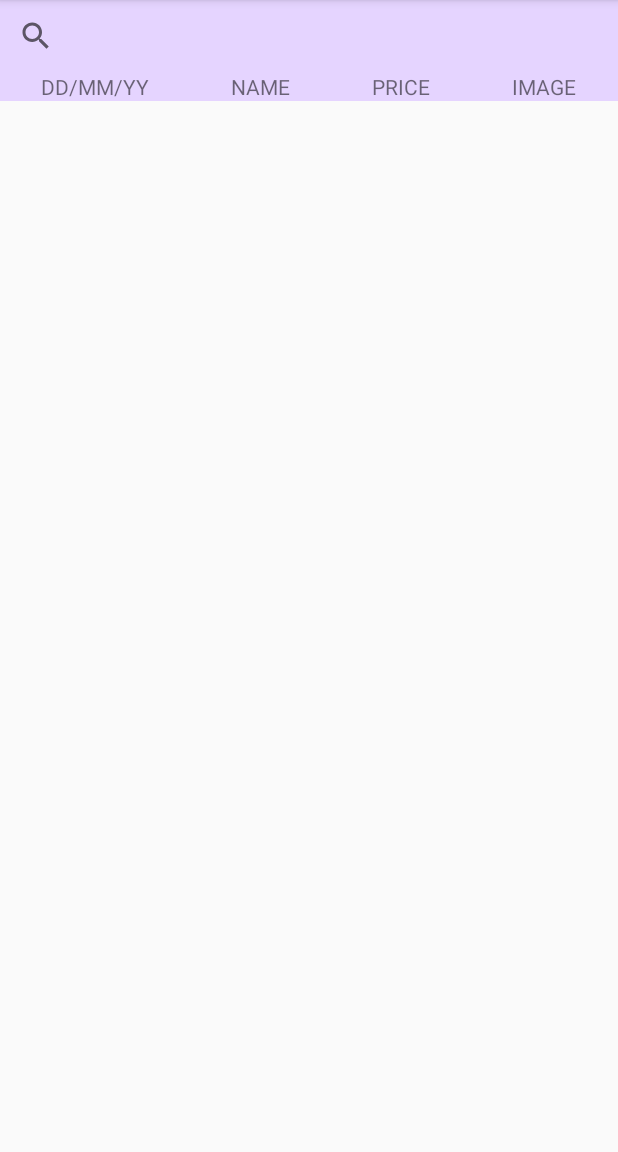
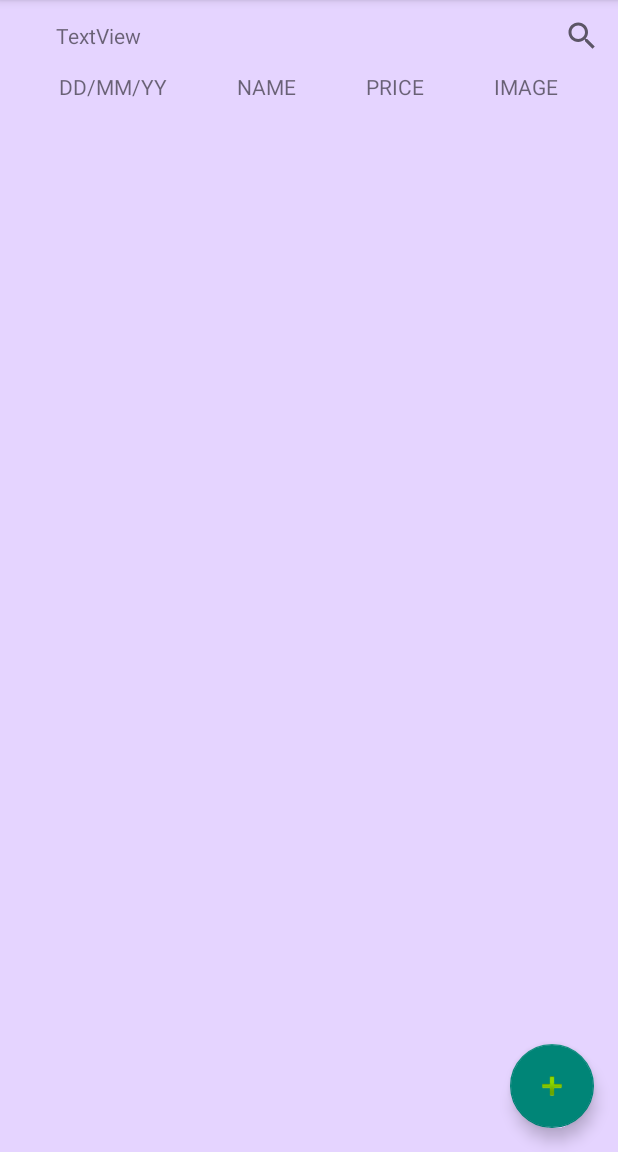
Before and after one commit to 2001bisthebest/On-your-Books_G07, an Android app: the ColumnCollectionActivity screen opened directly, with no data from a screen before it, on a phone screen of 412 x 824 dp, the part 84-1236 px from its top. Run offline under Robolectric (Android 15) with nearby library versions, the phone set to English and light mode, and no system bars.

Commit message:
connect CollumnCollect and AddBooklist

```diff
--- a/app/src/main/AndroidManifest.xml
+++ b/app/src/main/AndroidManifest.xml
@@ -30,6 +30,9 @@
         <activity
             android:name=".ColumnCollectionActivity"
             android:exported="false" />
+        <activity
+            android:name=".AddBookList"
+            android:exported="false" />
     </application>
 
 </manifest>
--- a/app/src/main/java/com/example/onyourbooks_g07/CollectionActivity.java
+++ b/app/src/main/java/com/example/onyourbooks_g07/CollectionActivity.java
@@ -48,7 +48,7 @@ public class CollectionActivity extends AppCompatActivity {
                             ((AdapterBtn) adapterBtn).setOnItemClickListener(new AdapterBtn.MyClickListener() {
                                 @Override
                                 public void onItemClick(int position, View v) {
-                                    Toast.makeText(getApplication(), "Clicked item "+Integer.toString(position),Toast.LENGTH_SHORT).show();
+//                                    Toast.makeText(getApplication(), "Clicked item "+Integer.toString(position),Toast.LENGTH_SHORT).show();
                                     Intent intent = new Intent(CollectionActivity.this, ColumnCollectionActivity.class);
                                     startActivity(intent);
                                 }
--- a/app/src/main/java/com/example/onyourbooks_g07/ColumnCollectionActivity.java
+++ b/app/src/main/java/com/example/onyourbooks_g07/ColumnCollectionActivity.java
@@ -4,12 +4,42 @@ import android.content.Intent;
 import android.os.Bundle;
 import android.view.View;
 import android.widget.Button;
+import android.widget.TextView;
 
 import androidx.appcompat.app.AppCompatActivity;
 
+import com.google.android.material.floatingactionbutton.FloatingActionButton;
+
 public class ColumnCollectionActivity extends AppCompatActivity {
+    boolean isVisible = false;
     protected void onCreate(Bundle savedInstanceState) {
         super.onCreate(savedInstanceState);
-        setContentView(R.layout.column_collection);
+        setContentView(R.layout.list_collection);
+
+        FloatingActionButton plusBtn = findViewById(R.id.plusBtn);
+        FloatingActionButton addBookBtn = findViewById(R.id.addBookBtn);
+        TextView addBook = findViewById(R.id.addBook);
+
+        addBookBtn.setVisibility(View.GONE);
+        addBook.setVisibility(View.GONE);
+        plusBtn.setOnClickListener(view -> {
+            if(!isVisible){
+                addBookBtn.show();
+                addBook.setVisibility(View.VISIBLE);
+                isVisible = true;
+            }else {
+                addBookBtn.hide();
+                addBook.setVisibility(View.GONE);
+                isVisible = false;
+            }
+        });
+        addBookBtn.setOnClickListener(new View.OnClickListener() {
+            @Override
+            public void onClick(View view) {
+                Intent intent = new Intent(ColumnCollectionActivity.this, AddBookList.class);
+                startActivity(intent);
+            }
+        });
+
     }
 }
--- a/app/src/main/res/layout/list_collection.xml
+++ b/app/src/main/res/layout/list_collection.xml
@@ -5,14 +5,43 @@
     xmlns:app="http://schemas.android.com/apk/res-auto"
     xmlns:tools="http://schemas.android.com/tools"
     android:layout_width="match_parent"
-    android:layout_height="match_parent">
+    android:layout_height="match_parent"
+    android:background="@color/purple"
+    android:backgroundTintMode="screen">
+
+    <LinearLayout
+        android:id="@+id/linearLayout"
+        android:layout_width="0dp"
+        android:layout_height="wrap_content"
+        android:gravity="end"
+        android:orientation="horizontal"
+        app:layout_constraintEnd_toEndOf="parent"
+        app:layout_constraintStart_toStartOf="parent"
+        app:layout_constraintTop_toTopOf="parent">
+
+        <TextView
+            android:id="@+id/textView2"
+            android:layout_width="wrap_content"
+            android:layout_height="match_parent"
+            android:layout_marginRight="270dp"
+            android:gravity="center"
+            android:text="TextView" />
+
+        <SearchView
+            android:layout_width="wrap_content"
+            android:layout_height="match_parent" />
+    </LinearLayout>
 
     <LinearLayout
         android:id="@+id/linearLayout2"
-        android:layout_width="match_parent"
-        android:layout_height="match_parent"
+        android:layout_width="0dp"
+        android:layout_height="wrap_content"
+        android:layout_marginStart="16dp"
+        android:layout_marginEnd="16dp"
         android:orientation="horizontal"
-        app:layout_constraintTop_toTopOf="parent">
+        app:layout_constraintEnd_toEndOf="parent"
+        app:layout_constraintStart_toStartOf="parent"
+        app:layout_constraintTop_toBottomOf="@+id/linearLayout">
 
         <TextView
             android:id="@+id/textView"
@@ -49,17 +78,16 @@
 
     <ListView
         android:id="@+id/listView"
-        android:layout_width="match_parent"
-        android:layout_height="match_parent"
+        android:layout_width="0dp"
+        android:layout_height="wrap_content"
         android:layout_marginStart="16dp"
-        android:layout_marginTop="16dp"
         android:layout_marginEnd="16dp"
         app:layout_constraintEnd_toEndOf="parent"
         app:layout_constraintStart_toStartOf="parent"
         app:layout_constraintTop_toBottomOf="@+id/linearLayout2" />
 
     <com.google.android.material.floatingactionbutton.FloatingActionButton
-        android:id="@+id/floatingButton1"
+        android:id="@+id/plusBtn"
         android:layout_width="wrap_content"
         android:layout_height="wrap_content"
         android:layout_marginEnd="16dp"
@@ -73,22 +101,23 @@
         android:id="@+id/addBook"
         android:layout_width="wrap_content"
         android:layout_height="wrap_content"
-        android:layout_marginEnd="16dp"
+        android:layout_marginEnd="8dp"
         android:layout_marginBottom="8dp"
         android:text="@string/addBook"
         android:textSize="16sp"
         android:textStyle="bold"
-        app:layout_constraintBottom_toTopOf="@+id/floatingButton2"
+        app:layout_constraintBottom_toTopOf="@+id/addBookBtn"
         app:layout_constraintEnd_toEndOf="parent" />
 
     <com.google.android.material.floatingactionbutton.FloatingActionButton
-        android:id="@+id/floatingButton2"
+        android:id="@+id/addBookBtn"
         android:layout_width="wrap_content"
         android:layout_height="wrap_content"
-        android:layout_marginBottom="10dp"
+        android:layout_marginEnd="16dp"
+        android:layout_marginBottom="16dp"
         android:clickable="true"
         android:src="@mipmap/write"
-        app:layout_constraintBottom_toTopOf="@+id/floatingButton1"
-        tools:layout_editor_absoluteX="339dp" />
+        app:layout_constraintBottom_toTopOf="@+id/plusBtn"
+        app:layout_constraintEnd_toEndOf="parent" />
 
 </androidx.constraintlayout.widget.ConstraintLayout>
```
Also changed, not shown: app/src/main/java/com/example/onyourbooks_g07/AddBookList.java (added, +28 -0 lines), app/src/main/res/layout/column_collection.xml (+16 -3 lines).
